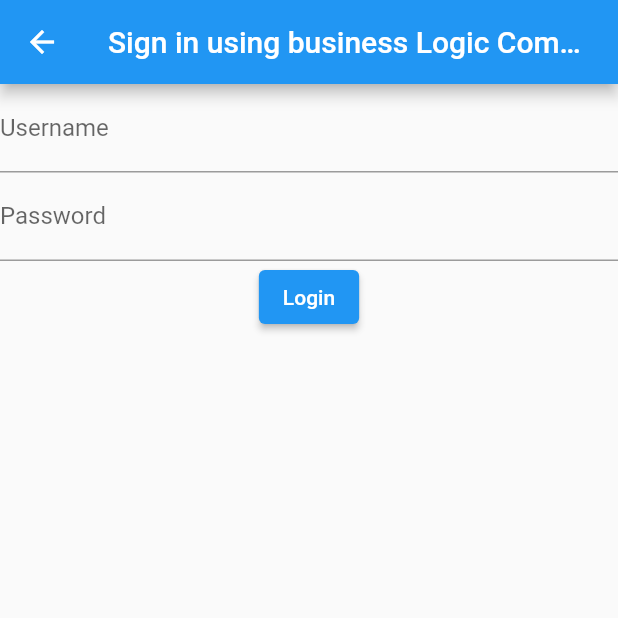
After one commit to aacfahim/bloc, a Flutter app: the SignIn screen opened directly, on a phone screen of 412 x 824 dp, the top half of it. The commit adds this screen. Run offline on Flutter 3.47's test engine with Material 2 defaults, Android fonts, the phone set to English and light mode, and no system bars; our stand-ins replace bloc, connectivity, flutter_bloc.

Commit message:
signin using bloc initiated

```diff
--- a/lib/screens/internet_check.dart
+++ b/lib/internet_check/screens/internet_check.dart
@@ -1,3 +1,4 @@
+
 import 'package:bloc_practice/internet_check/blocs/internet_bloc.dart';
 import 'package:bloc_practice/internet_check/blocs/internet_state.dart';
 import 'package:bloc_practice/internet_check/cubits/internet_cubit.dart';
--- a/lib/main.dart
+++ b/lib/main.dart
@@ -1,7 +1,7 @@
 import 'package:bloc_practice/blocTest/text_bloc.dart';
 import 'package:bloc_practice/internet_check/blocs/internet_bloc.dart';
 import 'package:bloc_practice/internet_check/cubits/internet_cubit.dart';
-import 'package:bloc_practice/screens/internet_check.dart';
+import 'package:bloc_practice/internet_check/screens/internet_check.dart';
 import 'package:flutter/material.dart';
 import 'package:flutter_bloc/flutter_bloc.dart';
 
--- /dev/null
+++ b/lib/sign_in/screens/signIn_screen.dart
@@ -0,0 +1,25 @@
+import 'package:flutter/material.dart';
+import 'package:flutter/src/widgets/framework.dart';
+import 'package:flutter/src/widgets/placeholder.dart';
+
+class SignIn extends StatelessWidget {
+  const SignIn({super.key});
+
+  @override
+  Widget build(BuildContext context) {
+    return Scaffold(
+      appBar: AppBar(title: Text("Sign in using business Logic Component")),
+      body: Column(
+        children: [
+          TextField(
+            decoration: InputDecoration(label: Text("Username")),
+          ),
+          TextField(
+            decoration: InputDecoration(label: Text("Password")),
+          ),
+          ElevatedButton(onPressed: () {}, child: Text("Login"))
+        ],
+      ),
+    );
+  }
+}
```
Also changed, not shown: lib/sign_in/bloc/signIn_event.dart (added, +15 -0 lines), lib/sign_in/bloc/signIn_state.dart (added, +14 -0 lines), lib/sign_in/bloc/signIn_bloc.dart (added).
